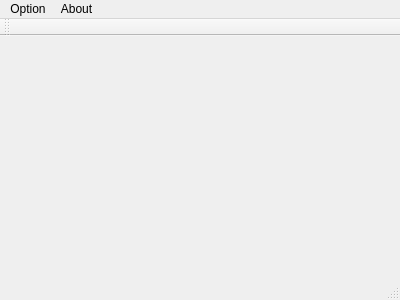
He-Qi-Steven/mine_sweeping, file mine_sweeping/mainwindow.ui: the form before one commit.
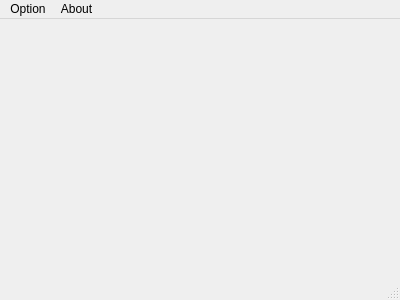
The form after the commit.

What changed in the file:
```diff
--- a/mine_sweeping/mainwindow.ui
+++ b/mine_sweeping/mainwindow.ui
@@ -47,14 +47,6 @@
    <addaction name="menuOption"/>
    <addaction name="menuAbout"/>
   </widget>
-  <widget class="QToolBar" name="mainToolBar">
-   <attribute name="toolBarArea">
-    <enum>TopToolBarArea</enum>
-   </attribute>
-   <attribute name="toolBarBreak">
-    <bool>false</bool>
-   </attribute>
-  </widget>
   <widget class="QStatusBar" name="statusBar"/>
   <action name="actionRestart">
    <property name="text">
```
